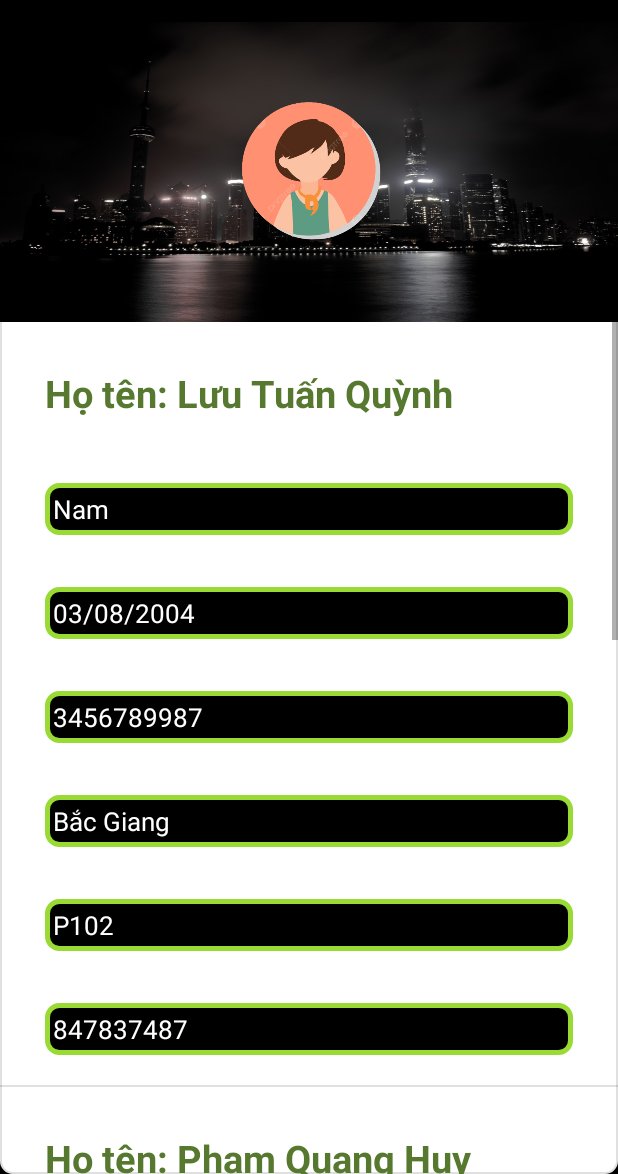
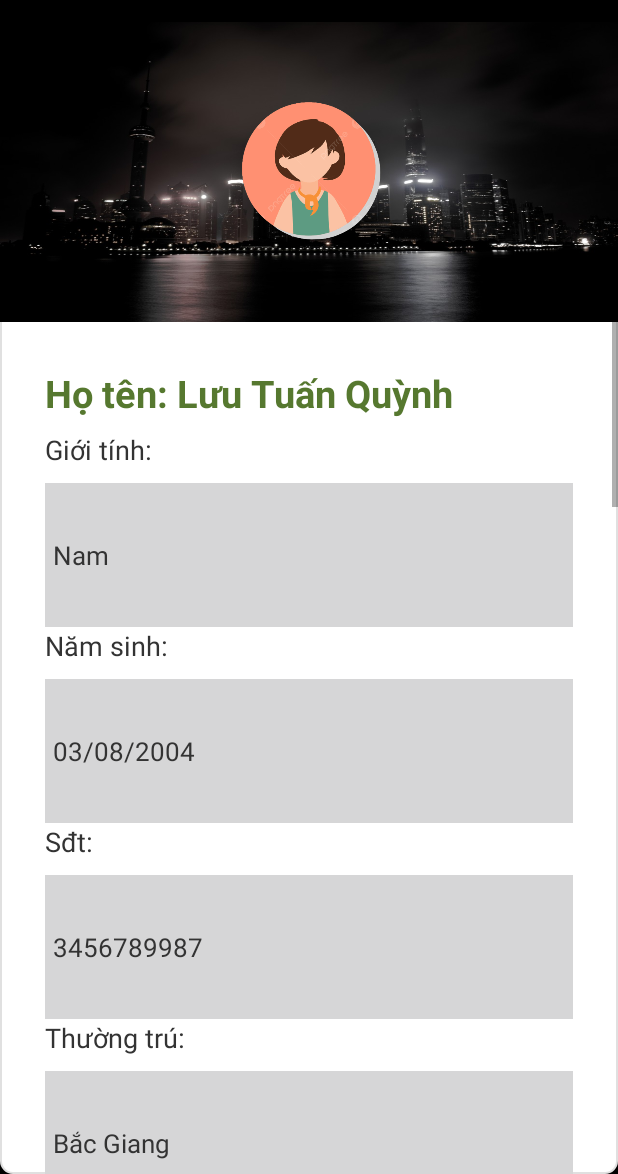
Before and after one commit to vannguyen2802/Exe201, an Android app: the fragment frg_thongtintaikhoan placed in its activity, on a phone screen of 412 x 824 dp, the part 62-1236 px from its top. Run offline under Robolectric (Android 15) with nearby library versions, the phone set to English and light mode, and no system bars; our stand-ins replace AdMob; 1 statement that could not run was skipped.

Commit message:
item color changes

```diff
--- a/Nestera/app/src/main/res/layout/item_hoadon.xml
+++ b/Nestera/app/src/main/res/layout/item_hoadon.xml
@@ -28,7 +28,7 @@
                 android:layout_marginEnd="10dp"
                 android:text="Phòng: P202"
                 android:layout_weight="3"
-                android:textColor="#AAF84B"
+                android:textColor="@color/gray_dark"
                 android:textSize="18sp"
                 android:textStyle="bold" />
             <ImageView
--- a/Nestera/app/src/main/res/layout/item_loaiphong.xml
+++ b/Nestera/app/src/main/res/layout/item_loaiphong.xml
@@ -22,7 +22,7 @@
             android:textStyle="bold"
             android:layout_width="match_parent"
             android:layout_height="wrap_content"
-            android:textColor="#AAF84B"
+            android:textColor="@color/gray_dark"
             android:textSize="18sp" />
         <View
             android:layout_width="match_parent"
--- a/Nestera/app/src/main/res/layout/item_nganhang.xml
+++ b/Nestera/app/src/main/res/layout/item_nganhang.xml
@@ -25,14 +25,16 @@
             android:layout_height="wrap_content"
             android:orientation="vertical"
             android:layout_marginLeft="10dp">
+
             <TextView
                 android:id="@+id/txtTenTKNganHang"
                 android:layout_width="match_parent"
                 android:layout_height="wrap_content"
+                android:layout_marginTop="5dp"
                 android:text="Tên tài khoản: "
-                android:textColor="#AAF84B"
-                android:layout_marginTop="5dp"
+                android:textColor="@color/gray_dark"
                 android:textSize="20sp" />
+
             <TextView
                 android:id="@+id/txtTenNganHang"
                 android:layout_width="match_parent"
--- a/Nestera/app/src/main/res/layout/item_nguoithue.xml
+++ b/Nestera/app/src/main/res/layout/item_nguoithue.xml
@@ -22,7 +22,7 @@
                 android:textStyle="bold"
                 android:layout_width="match_parent"
                 android:layout_height="wrap_content"
-                android:textColor="#AAF84B"
+                android:textColor="@color/gray_dark"
                 android:textSize="18sp" />
             <View
                 android:layout_width="match_parent"
--- a/Nestera/app/src/main/res/layout/item_suco.xml
+++ b/Nestera/app/src/main/res/layout/item_suco.xml
@@ -22,7 +22,7 @@
             android:textStyle="bold"
             android:layout_width="match_parent"
             android:layout_height="wrap_content"
-            android:textColor="#AAF84B"
+            android:textColor="@color/gray_dark"
             android:textSize="18sp" />
         <View
             android:layout_width="match_parent"
--- a/Nestera/app/src/main/res/layout/item_thongkecoso.xml
+++ b/Nestera/app/src/main/res/layout/item_thongkecoso.xml
@@ -21,13 +21,13 @@
             android:textStyle="bold"
             android:layout_width="match_parent"
             android:layout_height="wrap_content"
-            android:textColor="#AAF84B"
+            android:textColor="@color/gray_dark"
             android:textSize="18sp" />
         <View
             android:layout_width="match_parent"
             android:layout_height="1dp"
             android:layout_margin="3dp"
-            android:background="@color/white"/>
+            android:background="@color/gray_dark"/>
 
         <TextView
             android:id="@+id/txtDoanhThu"
--- a/Nestera/app/src/main/res/layout/item_thongtintaikhoan.xml
+++ b/Nestera/app/src/main/res/layout/item_thongtintaikhoan.xml
@@ -34,17 +34,17 @@
                 android:layout_weight="2"
                 android:layout_height="wrap_content"
                 android:text="Giới tính: "
-                android:textColor="@color/white"
+                android:textColor="@color/gray_dark"
                 android:textSize="18sp" />
             <EditText
                 android:id="@+id/edtGioiTinh"
                 android:layout_width="match_parent"
                 android:layout_height="wrap_content"
                 android:layout_marginTop="10dp"
-                android:background="@drawable/khungedt"
+                android:background="@drawable/border_selector"
                 android:padding="5dp"
-                android:textColor="@color/white"
-                android:textColorHint="#9F9B9B"
+                android:textColor="@color/gray_dark"
+                android:textColorHint="@color/gray_medium"
                 android:textSize="17dp" />
             <TextView
                 android:id="@+id/txtNamSinh"
@@ -52,17 +52,17 @@
                 android:layout_weight="2"
                 android:layout_height="wrap_content"
                 android:text="Năm sinh: "
-                android:textColor="@color/white"
+                android:textColor="@color/gray_dark"
                 android:textSize="18sp" />
             <EditText
                 android:id="@+id/edtNamSinh"
                 android:layout_width="match_parent"
                 android:layout_height="wrap_content"
                 android:layout_marginTop="10dp"
-                android:background="@drawable/khungedt"
+                android:background="@drawable/border_selector"
                 android:padding="5dp"
-                android:textColor="@color/white"
-                android:textColorHint="#9F9B9B"
+                android:textColor="@color/gray_dark"
+                android:textColorHint="@color/gray_medium"
                 android:textSize="17dp" />
 
             <TextView
@@ -70,17 +70,17 @@
                 android:layout_width="match_parent"
                 android:layout_height="wrap_content"
                 android:text="Sđt: "
-                android:textColor="@color/white"
+                android:textColor="@color/gray_dark"
                 android:textSize="18sp" />
             <EditText
                 android:id="@+id/edtSDT"
                 android:layout_width="match_parent"
                 android:layout_height="wrap_content"
                 android:layout_marginTop="10dp"
-                android:background="@drawable/khungedt"
+                android:background="@drawable/border_selector"
                 android:padding="5dp"
-                android:textColor="@color/white"
-                android:textColorHint="#9F9B9B"
+                android:textColor="@color/gray_dark"
+                android:textColorHint="@color/gray_medium"
                 android:textSize="17dp" />
 
             <TextView
@@ -88,34 +88,34 @@
                 android:layout_width="match_parent"
                 android:layout_height="wrap_content"
                 android:text="Thường trú: "
-                android:textColor="@color/white"
+                android:textColor="@color/gray_dark"
                 android:textSize="18sp" />
             <EditText
                 android:id="@+id/edtThuongTru"
                 android:layout_width="match_parent"
                 android:layout_height="wrap_content"
                 android:layout_marginTop="10dp"
-                android:background="@drawable/khungedt"
+                android:background="@drawable/border_selector"
                 android:padding="5dp"
-                android:textColor="@color/white"
-                android:textColorHint="#9F9B9B"
+                android:textColor="@color/gray_dark"
+                android:textColorHint="@color/gray_medium"
                 android:textSize="17dp" />
             <TextView
                 android:id="@+id/txtPhong"
                 android:layout_width="match_parent"
                 android:layout_height="wrap_content"
                 android:text="Phòng: "
-                android:textColor="@color/white"
+                android:textColor="@color/gray_dark"
                 android:textSize="18sp" />
             <EditText
                 android:id="@+id/edtPhong"
                 android:layout_width="match_parent"
                 android:layout_height="wrap_content"
                 android:layout_marginTop="10dp"
-                android:background="@drawable/khungedt"
+                android:background="@drawable/border_selector"
                 android:padding="5dp"
-                android:textColor="@color/white"
-                android:textColorHint="#9F9B9B"
+                android:textColor="@color/gray_dark"
+                android:textColorHint="@color/gray_medium"
                 android:textSize="17dp" />
 
 
@@ -124,17 +124,17 @@
                 android:layout_width="match_parent"
                 android:layout_height="wrap_content"
                 android:text="CCCD: "
-                android:textColor="@color/white"
+                android:textColor="@color/gray_dark"
                 android:textSize="18sp" />
             <EditText
                 android:id="@+id/edtCCCD"
                 android:layout_width="match_parent"
                 android:layout_height="wrap_content"
                 android:layout_marginTop="10dp"
-                android:background="@drawable/khungedt"
+                android:background="@drawable/border_selector"
                 android:padding="5dp"
-                android:textColor="@color/white"
-                android:textColorHint="#9F9B9B"
+                android:textColor="@color/gray_dark"
+                android:textColorHint="@color/gray_medium"
                 android:textSize="17dp" />
 
         </LinearLayout>
--- a/Nestera/app/src/main/res/layout/spn_loaiphong.xml
+++ b/Nestera/app/src/main/res/layout/spn_loaiphong.xml
@@ -7,13 +7,13 @@
         android:layout_width="wrap_content"
         android:layout_height="wrap_content"
         android:textSize="14dp"
-        android:textColor="@color/white"
+        android:textColor="@color/gray_dark"
         android:id="@+id/txtmaloai"/>
     <TextView
         android:layout_width="wrap_content"
         android:layout_height="wrap_content"
         android:textSize="14dp"
-        android:textColor="@color/white"
+        android:textColor="@color/gray_dark"
         android:id="@+id/txttenloai"/>
 
 </LinearLayout>
--- a/Nestera/app/src/main/res/layout/spn_nganhang.xml
+++ b/Nestera/app/src/main/res/layout/spn_nganhang.xml
@@ -13,7 +13,7 @@
         android:layout_width="wrap_content"
         android:layout_height="wrap_content"
         android:textSize="14dp"
-        android:textColor="@color/white"
+        android:textColor="@color/gray_dark"
         android:id="@+id/txtTenNganHang"/>
 
 </LinearLayout>
--- a/Nestera/app/src/main/res/layout/spn_nguoithue.xml
+++ b/Nestera/app/src/main/res/layout/spn_nguoithue.xml
@@ -7,13 +7,13 @@
         android:layout_width="wrap_content"
         android:layout_height="wrap_content"
         android:textSize="14dp"
-        android:textColor="@color/white"
+        android:textColor="@color/gray_dark"
         android:id="@+id/txtmand"/>
     <TextView
         android:layout_width="wrap_content"
         android:layout_height="wrap_content"
         android:textSize="14dp"
-        android:textColor="@color/white"
+        android:textColor="@color/gray_dark"
         android:id="@+id/txttennd"/>
 
 </LinearLayout>
```
Also changed, not shown: Nestera/app/src/main/res/layout/item_taohopdong.xml (+54 -54 lines), Nestera/app/src/main/res/layout/item_xemhopdong.xml (+57 -57 lines).
